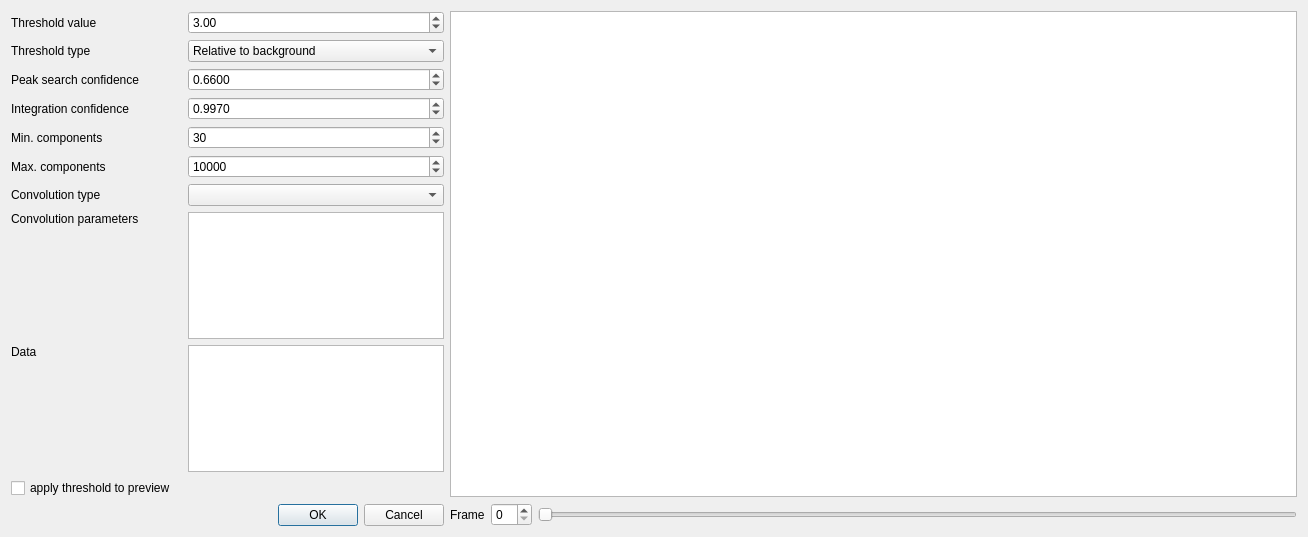
Qt form apps/nsxqt/ui/DialogPeakFind.ui (k61n/openhkl) before a commit.
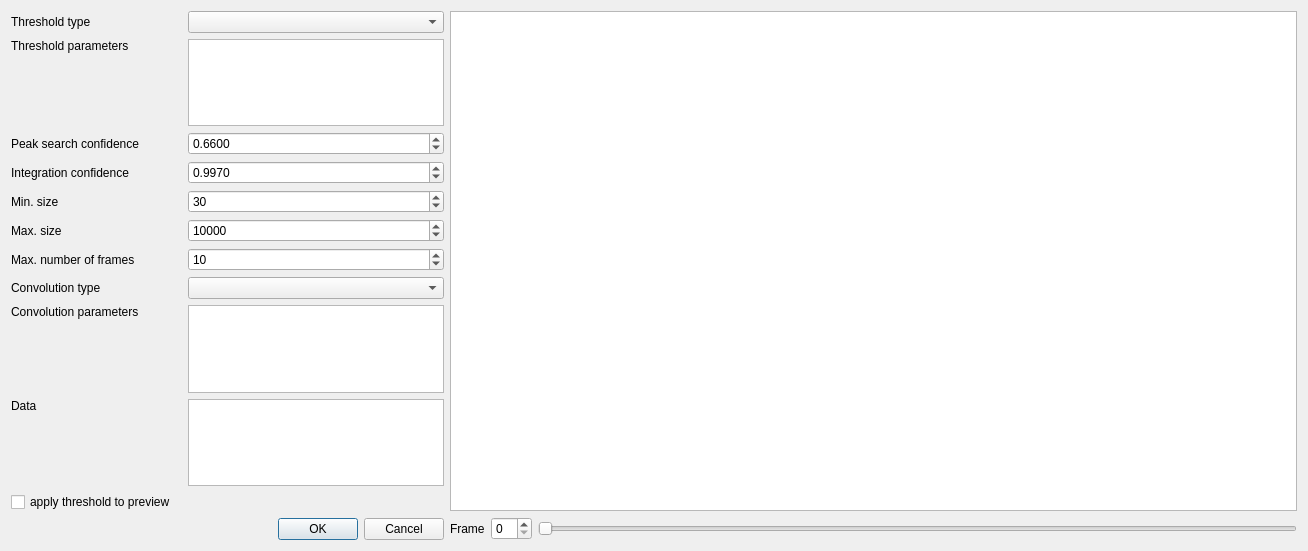
The same form after that commit.

Commit message: Added Threshold interface for PeakFind algorith added new options to PeakFind dialog bug fix in Constant convolution kernel updated the GUI accordingly

Diff of the .ui file:
```diff
--- a/apps/nsxqt/ui/DialogPeakFind.ui
+++ b/apps/nsxqt/ui/DialogPeakFind.ui
@@ -7,7 +7,7 @@
     <x>0</x>
     <y>0</y>
     <width>1308</width>
-    <height>537</height>
+    <height>551</height>
    </rect>
   </property>
   <property name="sizePolicy">
@@ -36,8 +36,8 @@
        </item>
       </layout>
      </item>
-     <item row="6" column="3">
-      <widget class="QSpinBox" name="maxCompBox">
+     <item row="5" column="3">
+      <widget class="QSpinBox" name="maxSize">
        <property name="maximum">
         <number>2000000000</number>
        </property>
@@ -46,22 +46,22 @@
        </property>
       </widget>
      </item>
-     <item row="1" column="0" colspan="2">
+     <item row="0" column="0" colspan="2">
       <widget class="QLabel" name="label_2">
        <property name="text">
         <string>Threshold type</string>
        </property>
       </widget>
      </item>
-     <item row="6" column="0" colspan="2">
+     <item row="5" column="0" colspan="2">
       <widget class="QLabel" name="maxCompLabel">
        <property name="text">
-        <string>Max. components</string>
+        <string>Max. size</string>
        </property>
       </widget>
      </item>
-     <item row="4" column="3">
-      <widget class="QDoubleSpinBox" name="integrationConfidenceSpinBox">
+     <item row="3" column="3">
+      <widget class="QDoubleSpinBox" name="integrationConfidence">
        <property name="decimals">
         <number>4</number>
        </property>
@@ -76,28 +76,17 @@
        </property>
       </widget>
      </item>
-     <item row="1" column="3">
-      <widget class="QComboBox" name="thresholdComboBox">
-       <item>
-        <property name="text">
-         <string>Relative to background</string>
-        </property>
-       </item>
-       <item>
-        <property name="text">
-         <string>Absolute</string>
-        </property>
-       </item>
-      </widget>
-     </item>
-     <item row="5" column="0" colspan="2">
-      <widget class="QLabel" name="minCompLabel">
-       <property name="text">
-        <string>Min. components</string>
-       </property>
-      </widget>
+     <item row="0" column="3">
+      <widget class="QComboBox" name="thresholdComboBox"/>
      </item>
      <item row="4" column="0" colspan="2">
+      <widget class="QLabel" name="minCompLabel">
+       <property name="text">
+        <string>Min. size</string>
+       </property>
+      </widget>
+     </item>
+     <item row="3" column="0" colspan="2">
       <widget class="QLabel" name="confidenceLabel">
        <property name="text">
         <string>Integration confidence</string>
@@ -114,15 +103,8 @@
        </property>
       </widget>
      </item>
-     <item row="0" column="0" colspan="2">
-      <widget class="QLabel" name="thresholdLabel">
-       <property name="text">
-        <string>Threshold value</string>
-       </property>
-      </widget>
-     </item>
-     <item row="5" column="3">
-      <widget class="QSpinBox" name="minCompBox">
+     <item row="4" column="3">
+      <widget class="QSpinBox" name="minSize">
        <property name="maximum">
         <number>2000000000</number>
        </property>
@@ -141,21 +123,8 @@
        </property>
       </widget>
      </item>
-     <item row="0" column="3">
-      <widget class="QDoubleSpinBox" name="thresholdSpinBox">
-       <property name="maximum">
-        <double>1000000.000000000000000</double>
-       </property>
-       <property name="singleStep">
-        <double>0.100000000000000</double>
-       </property>
-       <property name="value">
-        <double>3.000000000000000</double>
-       </property>
-      </widget>
-     </item>
-     <item row="3" column="3">
-      <widget class="QDoubleSpinBox" name="blobConfidenceSpinBox">
+     <item row="2" column="3">
+      <widget class="QDoubleSpinBox" name="searchConfidence">
        <property name="decimals">
         <number>4</number>
        </property>
@@ -170,13 +139,10 @@
        </property>
       </widget>
      </item>
-     <item row="8" column="3">
-      <widget class="QTreeView" name="treeView"/>
-     </item>
      <item row="9" column="3">
       <widget class="QListWidget" name="dataList"/>
      </item>
-     <item row="3" column="0" colspan="2">
+     <item row="2" column="0" colspan="2">
       <widget class="QLabel" name="confidenceLabel_2">
        <property name="text">
         <string>Peak search confidence</string>
@@ -210,6 +176,42 @@
        </property>
       </widget>
      </item>
+     <item row="1" column="0">
+      <widget class="QLabel" name="label_5">
+       <property name="text">
+        <string>Threshold parameters</string>
+       </property>
+       <property name="alignment">
+        <set>Qt::AlignLeading|Qt::AlignLeft|Qt::AlignTop</set>
+       </property>
+      </widget>
+     </item>
+     <item row="1" column="3">
+      <widget class="QTableWidget" name="thresholdParameters"/>
+     </item>
+     <item row="8" column="3">
+      <widget class="QTableWidget" name="kernelParameters"/>
+     </item>
+     <item row="6" column="0">
+      <widget class="QLabel" name="label_6">
+       <property name="text">
+        <string>Max. number of frames</string>
+       </property>
+      </widget>
+     </item>
+     <item row="6" column="3">
+      <widget class="QSpinBox" name="maxFrames">
+       <property name="minimum">
+        <number>1</number>
+       </property>
+       <property name="maximum">
+        <number>100000</number>
+       </property>
+       <property name="value">
+        <number>10</number>
+       </property>
+      </widget>
+     </item>
     </layout>
    </item>
    <item row="0" column="1">
```
Left out of the diff: 2 changed lines with no effect on the pictures. The commit also changes 27 other files.
